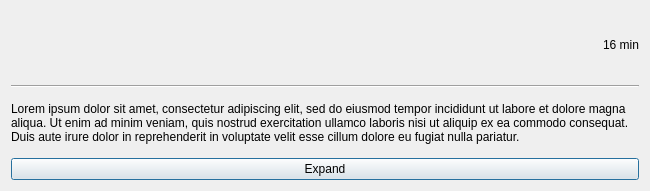
This is qtGuiApplication/card.ui in List28/COSC345-Project as Qt 5 draws it before an edit. The edited form follows.
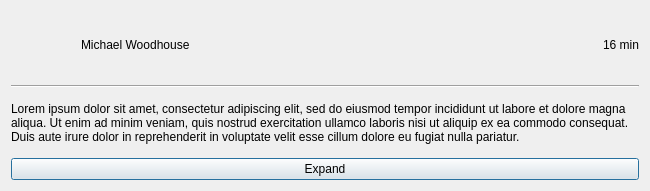
This is the edited form. Icons and pictures are not drawn.

```diff
--- a/qtGuiApplication/card.ui
+++ b/qtGuiApplication/card.ui
@@ -21,7 +21,7 @@
   </property>
   <layout class="QVBoxLayout" name="verticalLayout">
    <item>
-    <layout class="QHBoxLayout" name="horizontalLayout" stretch="1,3,1">
+    <layout class="QHBoxLayout" name="horizontalLayout" stretch="1,0,1">
      <item>
       <widget class="QLabel" name="label">
        <property name="maximumSize">
@@ -45,17 +45,11 @@
       </widget>
      </item>
      <item>
-      <spacer name="horizontalSpacer">
-       <property name="orientation">
-        <enum>Qt::Horizontal</enum>
+      <widget class="QLabel" name="label_4">
+       <property name="text">
+        <string>Michael Woodhouse</string>
        </property>
-       <property name="sizeHint" stdset="0">
-        <size>
-         <width>40</width>
-         <height>20</height>
-        </size>
-       </property>
-      </spacer>
+      </widget>
      </item>
      <item>
       <widget class="QLabel" name="label_2">
```
